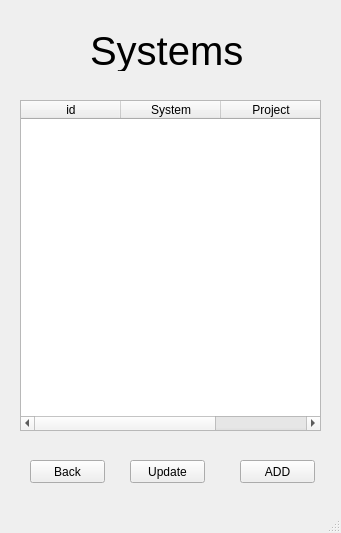
Before: the Qt Designer form src/forms/SystemForm.ui in GanjelaMJ98/maiSpecificationMaker, drawn with Qt 5.
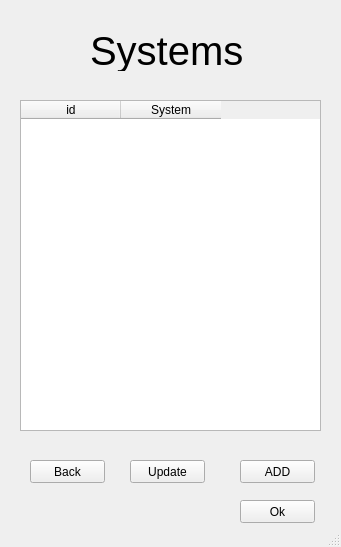
After: the same form once the commit is applied.

Commit message: Added links main->project->system

Patch:
```diff
--- a/src/forms/SystemForm.ui
+++ b/src/forms/SystemForm.ui
@@ -7,7 +7,7 @@
     <x>0</x>
     <y>0</y>
     <width>341</width>
-    <height>533</height>
+    <height>547</height>
    </rect>
   </property>
   <property name="windowTitle">
@@ -33,11 +33,6 @@
       <string>System</string>
      </property>
     </column>
-    <column>
-     <property name="text">
-      <string>Project</string>
-     </property>
-    </column>
    </widget>
    <widget class="QLabel" name="label">
     <property name="geometry">
@@ -96,6 +91,19 @@
      <string>Update</string>
     </property>
    </widget>
+   <widget class="QPushButton" name="OkButton">
+    <property name="geometry">
+     <rect>
+      <x>240</x>
+      <y>500</y>
+      <width>75</width>
+      <height>23</height>
+     </rect>
+    </property>
+    <property name="text">
+     <string>Ok</string>
+    </property>
+   </widget>
   </widget>
   <widget class="QStatusBar" name="statusbar"/>
  </widget>
```
The commit also changes 19 other files.
